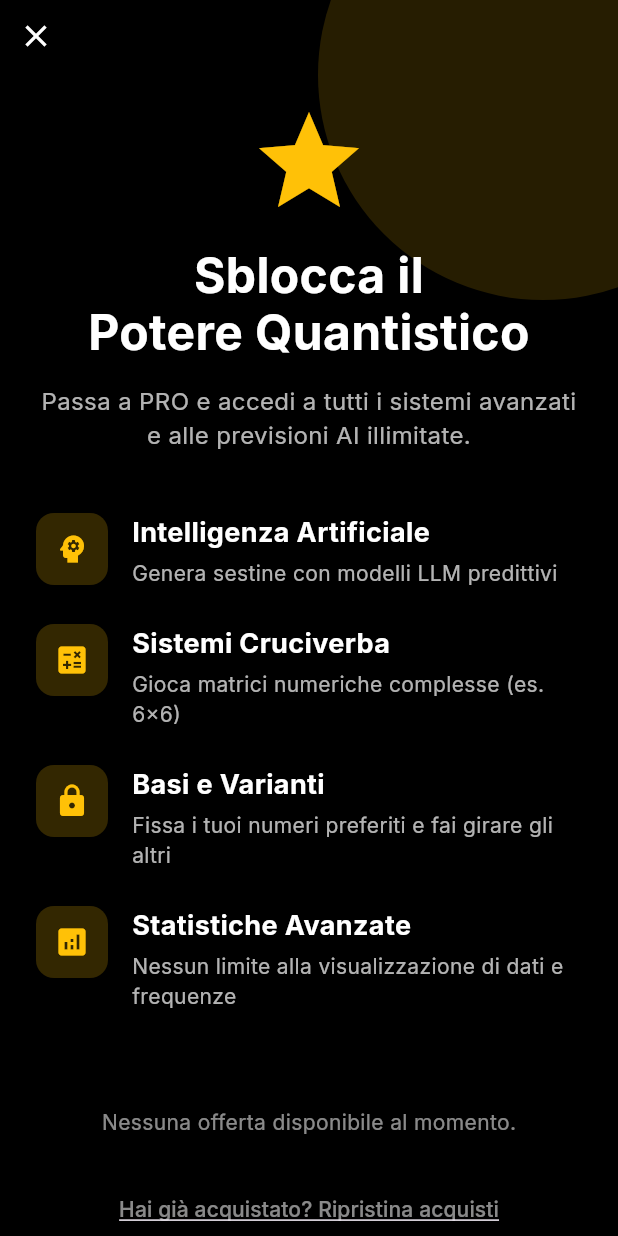
After one commit to dmazzara81/superenalotto-app, a Flutter app: the screen it shows after launch, scrolled down 229 dp, after a tap on "PRO", on a phone screen of 412 x 824 dp. The commit adds this screen. Run offline on Flutter 3.47's test engine with Material 3 defaults, Android fonts, the phone set to English and light mode, and no system bars; our stand-ins replace flutter_riverpod, go_router, google_fonts, shared_preferences, supabase_flutter; missing offline and left inert: purchases_flutter; accounts and stored records are empty.

Commit message:
Implement RevenueCat Paywall and lock PRO features

```diff
--- /dev/null
+++ b/lib/core/services/revenuecat_service.dart
@@ -0,0 +1,84 @@
+import 'dart:io';
+import 'package:flutter/foundation.dart';
+import 'package:purchases_flutter/purchases_flutter.dart';
+
+class RevenueCatService {
+  // TODO: Inserisci qui la tua chiave pubblica di RevenueCat
+  static const String _revenueCatApiKeyAndroid = 'goog_INSERISCI_CHIAVE_QUI';
+  static const String _revenueCatApiKeyIOS = 'appl_INSERISCI_CHIAVE_QUI';
+
+  // Singleton
+  static final RevenueCatService _instance = RevenueCatService._internal();
+  factory RevenueCatService() => _instance;
+  RevenueCatService._internal();
+
+  /// Inizializza l'SDK di RevenueCat. Da chiamare in main.dart
+  Future<void> init() async {
+    try {
+      await Purchases.setLogLevel(LogLevel.debug);
+
+      late PurchasesConfiguration configuration;
+
+      if (Platform.isAndroid) {
+        configuration = PurchasesConfiguration(_revenueCatApiKeyAndroid);
+      } else if (Platform.isIOS) {
+        configuration = PurchasesConfiguration(_revenueCatApiKeyIOS);
+      } else {
+        return; // RevenueCat non supportato su questa piattaforma
+      }
+
+      await Purchases.configure(configuration);
+      debugPrint('[RevenueCat] Inizializzato con successo');
+    } catch (e) {
+      debugPrint('[RevenueCat] Errore inizializzazione: $e');
+    }
+  }
+
+  /// Verifica se l'utente ha un abbonamento PRO attivo
+  Future<bool> isProUser() async {
+    try {
+      final customerInfo = await Purchases.getCustomerInfo();
+      // Assumiamo che l'entitlement su RevenueCat si chiami "pro_access"
+      return customerInfo.entitlements.all['pro_access']?.isActive ?? false;
+    } catch (e) {
+      debugPrint('[RevenueCat] Errore verifica PRO: $e');
+      return false;
+    }
+  }
+
+  /// Recupera le offerte (Packages) configurate su RevenueCat
+  Future<List<Package>> getOfferings() async {
+    try {
+      final offerings = await Purchases.getOfferings();
+      if (offerings.current != null && offerings.current!.availablePackages.isNotEmpty) {
+        return offerings.current!.availablePackages;
+      }
+      return [];
+    } catch (e) {
+      debugPrint('[RevenueCat] Errore recupero offerte: $e');
+      return [];
+    }
+  }
+
+  /// Esegue l'acquisto di un pacchetto
+  Future<bool> purchasePackage(Package package) async {
+    try {
+      final customerInfo = await Purchases.purchasePackage(package);
+      return customerInfo.entitlements.all['pro_access']?.isActive ?? false;
+    } catch (e) {
+      debugPrint('[RevenueCat] Errore durante acquisto: $e');
+      return false;
+    }
+  }
+
+  /// Ripristina gli acquisti precedenti (es. se l'utente cambia telefono)
+  Future<bool> restorePurchases() async {
+    try {
+      final customerInfo = await Purchases.restorePurchases();
+      return customerInfo.entitlements.all['pro_access']?.isActive ?? false;
+    } catch (e) {
+      debugPrint('[RevenueCat] Errore ripristino acquisti: $e');
+      return false;
+    }
+  }
+}
--- a/lib/features/home/presentation/home_screen.dart
+++ b/lib/features/home/presentation/home_screen.dart
@@ -3,6 +3,9 @@ import 'dart:ui';
 import 'package:flutter/material.dart';
 import 'package:superenalotto/core/services/historical_data_service.dart';
 import 'package:supabase_flutter/supabase_flutter.dart';
+
+import 'package:superenalotto/core/services/revenuecat_service.dart';
+import 'package:superenalotto/features/paywall/presentation/paywall_screen.dart';
 
 class HomeScreen extends StatefulWidget {
   final Function(int) onNavigate; // Callback per navigare ad altri tab
@@ -22,6 +25,7 @@ class _HomeScreenState extends State<HomeScreen> {
   Map<String, dynamic>? _globalWinStats;
 
   List<Map<String, dynamic>> _currentStats = [];
+  bool _isPro = false;
 
   @override
   void initState() {
@@ -30,9 +34,17 @@ class _HomeScreenState extends State<HomeScreen> {
     _calculateNextDraw();
     _fetchExtraction();
     _fetchGlobalStats();
+    _checkProStatus();
     _timer = Timer.periodic(const Duration(seconds: 1), (timer) {
       _calculateNextDraw();
     });
+  }
+
+  Future<void> _checkProStatus() async {
+    final isPro = await RevenueCatService().isProUser();
+    if (mounted) {
+      setState(() => _isPro = isPro);
+    }
   }
 
   Future<void> _fetchGlobalStats() async {
@@ -199,12 +211,40 @@ class _HomeScreenState extends State<HomeScreen> {
                 children: [
                 const SizedBox(height: 20),
                 // Hero Section
+                  Row(
+                    mainAxisAlignment: MainAxisAlignment.spaceBetween,
+                    children: [
                       Text(
                         'Bentornato!',
                         style: Theme.of(context).textTheme.headlineMedium?.copyWith(
                               fontWeight: FontWeight.bold,
                               color: Colors.white,
                             ),
+                      ),
+                      if (!_isPro)
+                        GestureDetector(
+                          onTap: () async {
+                            final result = await Navigator.push(context, MaterialPageRoute(builder: (_) => const PaywallScreen()));
+                            if (result == true) {
+                              _checkProStatus();
+                            }
+                          },
+                          child: Container(
+                            padding: const EdgeInsets.symmetric(horizontal: 12, vertical: 6),
+                            decoration: BoxDecoration(
+                              gradient: const LinearGradient(colors: [Colors.amber, Colors.orange]),
+                              borderRadius: BorderRadius.circular(20),
+                            ),
+                            child: const Row(
+                              children: [
+                                Icon(Icons.star, color: Colors.black, size: 16),
+                                SizedBox(width: 4),
+                                Text('PRO', style: TextStyle(color: Colors.black, fontWeight: FontWeight.bold)),
+                              ],
+                            ),
+                          ),
+                        ),
+                    ],
                   ),
                 const SizedBox(height: 8),
                 Text(
@@ -484,7 +524,16 @@ class _HomeScreenState extends State<HomeScreen> {
                         icon: Icons.psychology,
                         color: Colors.amber,
                         isPro: true,
-                        onTap: () => widget.onNavigate(2), // Tab Analytics
+                        onTap: () async {
+                          if (!_isPro) {
+                            final result = await Navigator.push(context, MaterialPageRoute(builder: (_) => const PaywallScreen()));
+                            if (result == true) {
+                              _checkProStatus();
+                            }
+                            return;
+                          }
+                          widget.onNavigate(2); // Tab Analytics
+                        },
                       ),
                     ),
                   ],
--- /dev/null
+++ b/lib/features/paywall/presentation/paywall_screen.dart
@@ -0,0 +1,236 @@
+import 'package:flutter/material.dart';
+import 'package:flutter/services.dart';
+import 'package:purchases_flutter/purchases_flutter.dart';
+import 'package:superenalotto/core/services/revenuecat_service.dart';
+
+class PaywallScreen extends StatefulWidget {
+  const PaywallScreen({super.key});
+
+  @override
+  State<PaywallScreen> createState() => _PaywallScreenState();
+}
+
+class _PaywallScreenState extends State<PaywallScreen> {
+  bool _isLoading = true;
+  List<Package> _packages = [];
+
+  @override
+  void initState() {
+    super.initState();
+    _fetchOfferings();
+  }
+
+  Future<void> _fetchOfferings() async {
+    final packages = await RevenueCatService().getOfferings();
+    if (mounted) {
+      setState(() {
+        _packages = packages;
+        _isLoading = false;
+      });
+    }
+  }
+
+  Future<void> _purchasePackage(Package package) async {
+    setState(() => _isLoading = true);
+    final success = await RevenueCatService().purchasePackage(package);
+    if (mounted) {
+      setState(() => _isLoading = false);
+      if (success) {
+        ScaffoldMessenger.of(context).showSnackBar(
+          const SnackBar(content: Text('Acquisto completato! Sei ora un utente PRO 🚀'), backgroundColor: Colors.green),
+        );
+        Navigator.pop(context, true); // Ritorna true se acquistato
+      } else {
+        ScaffoldMessenger.of(context).showSnackBar(
+          const SnackBar(content: Text('Acquisto annullato o fallito.'), backgroundColor: Colors.orange),
+        );
+      }
+    }
+  }
+
+  Future<void> _restorePurchases() async {
+    setState(() => _isLoading = true);
+    final success = await RevenueCatService().restorePurchases();
+    if (mounted) {
+      setState(() => _isLoading = false);
+      if (success) {
+        ScaffoldMessenger.of(context).showSnackBar(
+          const SnackBar(content: Text('Acquisti ripristinati con successo! Bentornato PRO.'), backgroundColor: Colors.green),
+        );
+        Navigator.pop(context, true);
+      } else {
+        ScaffoldMessenger.of(context).showSnackBar(
+          const SnackBar(content: Text('Nessun acquisto precedente trovato.'), backgroundColor: Colors.orange),
+        );
+      }
+    }
+  }
+
+  @override
+  Widget build(BuildContext context) {
+    return Scaffold(
+      backgroundColor: Colors.black, // Dark/premium theme
+      body: Stack(
+        children: [
+          // Background decoration
+          Positioned(
+            top: -100,
+            right: -100,
+            child: Container(
+              width: 300,
+              height: 300,
+              decoration: BoxDecoration(
+                shape: BoxShape.circle,
+                color: Colors.amber.withValues(alpha: 0.15),
+              ),
+            ),
+          ),
+
+          SafeArea(
+            child: Column(
+              children: [
+                Align(
+                  alignment: Alignment.topLeft,
+                  child: IconButton(
+                    icon: const Icon(Icons.close, color: Colors.white),
+                    onPressed: () => Navigator.pop(context, false),
+                  ),
+                ),
+                Expanded(
+                  child: SingleChildScrollView(
+                    padding: const EdgeInsets.symmetric(horizontal: 24.0),
+                    child: Column(
+                      crossAxisAlignment: CrossAxisAlignment.center,
+                      children: [
+                        const SizedBox(height: 20),
+                        const Icon(Icons.star, color: Colors.amber, size: 80),
+                        const SizedBox(height: 16),
+                        const Text(
+                          'Sblocca il\nPotere Quantistico',
+                          textAlign: TextAlign.center,
+                          style: TextStyle(
+                            fontSize: 32,
+                            fontWeight: FontWeight.bold,
+                            color: Colors.white,
+                            height: 1.2,
+                          ),
+                        ),
+                        const SizedBox(height: 16),
+                        const Text(
+                          'Passa a PRO e accedi a tutti i sistemi avanzati e alle previsioni AI illimitate.',
+                          textAlign: TextAlign.center,
+                          style: TextStyle(color: Colors.white70, fontSize: 16),
+                        ),
+                        const SizedBox(height: 40),
+
+                        // Benefici
+                        _buildFeatureRow(Icons.psychology, 'Intelligenza Artificiale', 'Genera sestine con modelli LLM predittivi'),
+                        _buildFeatureRow(Icons.calculate, 'Sistemi Cruciverba', 'Gioca matrici numeriche complesse (es. 6x6)'),
+                        _buildFeatureRow(Icons.lock, 'Basi e Varianti', 'Fissa i tuoi numeri preferiti e fai girare gli altri'),
+                        _buildFeatureRow(Icons.analytics, 'Statistiche Avanzate', 'Nessun limite alla visualizzazione di dati e frequenze'),
+
+                        const SizedBox(height: 40),
+
+                        if (_isLoading)
+                          const CircularProgressIndicator(color: Colors.amber)
+                        else if (_packages.isEmpty)
+                          const Text('Nessuna offerta disponibile al momento.', style: TextStyle(color: Colors.white54))
+                        else
+                          Column(
+                            children: _packages.map((pkg) => _buildPackageCard(pkg)).toList(),
+                          ),
+
+                        const SizedBox(height: 24),
+                        TextButton(
+                          onPressed: _restorePurchases,
+                          child: const Text('Hai già acquistato? Ripristina acquisti', style: TextStyle(color: Colors.white54, decoration: TextDecoration.underline)),
+                        ),
+                        const SizedBox(height: 24),
+                      ],
+                    ),
+                  ),
+                ),
+              ],
+            ),
+          ),
+        ],
+      ),
+    );
+  }
+
+  Widget _buildFeatureRow(IconData icon, String title, String subtitle) {
+    return Padding(
+      padding: const EdgeInsets.only(bottom: 24.0),
+      child: Row(
+        crossAxisAlignment: CrossAxisAlignment.start,
+        children: [
+          Container(
+            padding: const EdgeInsets.all(12),
+            decoration: BoxDecoration(
+              color: Colors.amber.withValues(alpha: 0.2),
+              borderRadius: BorderRadius.circular(12),
+            ),
+            child: Icon(icon, color: Colors.amber, size: 24),
+          ),
+          const SizedBox(width: 16),
+          Expanded(
+            child: Column(
+              crossAxisAlignment: CrossAxisAlignment.start,
+              children: [
+                Text(title, style: const TextStyle(color: Colors.white, fontSize: 18, fontWeight: FontWeight.bold)),
+                const SizedBox(height: 4),
+                Text(subtitle, style: const TextStyle(color: Colors.white70, fontSize: 14)),
+              ],
+            ),
+          )
+        ],
+      ),
+    );
+  }
+
+  Widget _buildPackageCard(Package package) {
+    // Es. package.storeProduct.priceString -> "€4.99"
+    final isAnnual = package.packageType == PackageType.annual;
+
+    return GestureDetector(
+      onTap: () {
+        HapticFeedback.heavyImpact();
+        _purchasePackage(package);
+      },
+      child: Container(
+        margin: const EdgeInsets.only(bottom: 16),
+        padding: const EdgeInsets.all(20),
+        decoration: BoxDecoration(
+          color: isAnnual ? Colors.amber.withValues(alpha: 0.1) : Colors.white.withValues(alpha: 0.05),
+          borderRadius: BorderRadius.circular(16),
+          border: Border.all(color: isAnnual ? Colors.amber : Colors.white12, width: 2),
+        ),
+        child: Row(
+          mainAxisAlignment: MainAxisAlignment.spaceBetween,
+          children: [
+            Column(
+              crossAxisAlignment: CrossAxisAlignment.start,
+              children: [
+                Text(
+                  package.storeProduct.title.split('(').first.trim(), // Rimuove "(App Name)"
+                  style: const TextStyle(color: Colors.white, fontSize: 18, fontWeight: FontWeight.bold),
+                ),
+                if (isAnnual)
+                  Container(
+                    margin: const EdgeInsets.top(4),
+                    padding: const EdgeInsets.symmetric(horizontal: 8, vertical: 2),
+                    decoration: BoxDecoration(color: Colors.amber, borderRadius: BorderRadius.circular(8)),
+                    child: const Text('RISPARMI IL 50%', style: TextStyle(color: Colors.black, fontSize: 10, fontWeight: FontWeight.bold)),
+                  ),
+              ],
+            ),
+            Text(
+              package.storeProduct.priceString,
+              style: const TextStyle(color: Colors.amber, fontSize: 22, fontWeight: FontWeight.bold),
+            ),
+          ],
+        ),
+      ),
+    );
+  }
+}
--- a/lib/main.dart
+++ b/lib/main.dart
@@ -3,6 +3,7 @@ import 'package:flutter_riverpod/flutter_riverpod.dart';
 import 'package:supabase_flutter/supabase_flutter.dart';
 import 'package:superenalotto/core/routing/app_router.dart';
 import 'package:superenalotto/core/theme/app_theme.dart';
+import 'package:superenalotto/core/services/revenuecat_service.dart';
 
 // Inserite le vere chiavi del progetto Supabase
 const String supabaseUrl = 'https://fcokqyuccicfxqxughih.supabase.co';
@@ -16,6 +17,9 @@ void main() async {
     url: supabaseUrl,
     anonKey: supabaseAnonKey,
   );
+
+  // Inizializzazione RevenueCat
+  await RevenueCatService().init();
 
   runApp(
     const ProviderScope(
```
Also changed, not shown: lib/features/premium_analytics/presentation/analytics_dashboard.dart (+30 -1 lines), lib/features/systems/presentation/systems_hub_screen.dart (+39 -1 lines). Lines whose indentation alone changed are shown as unchanged.
